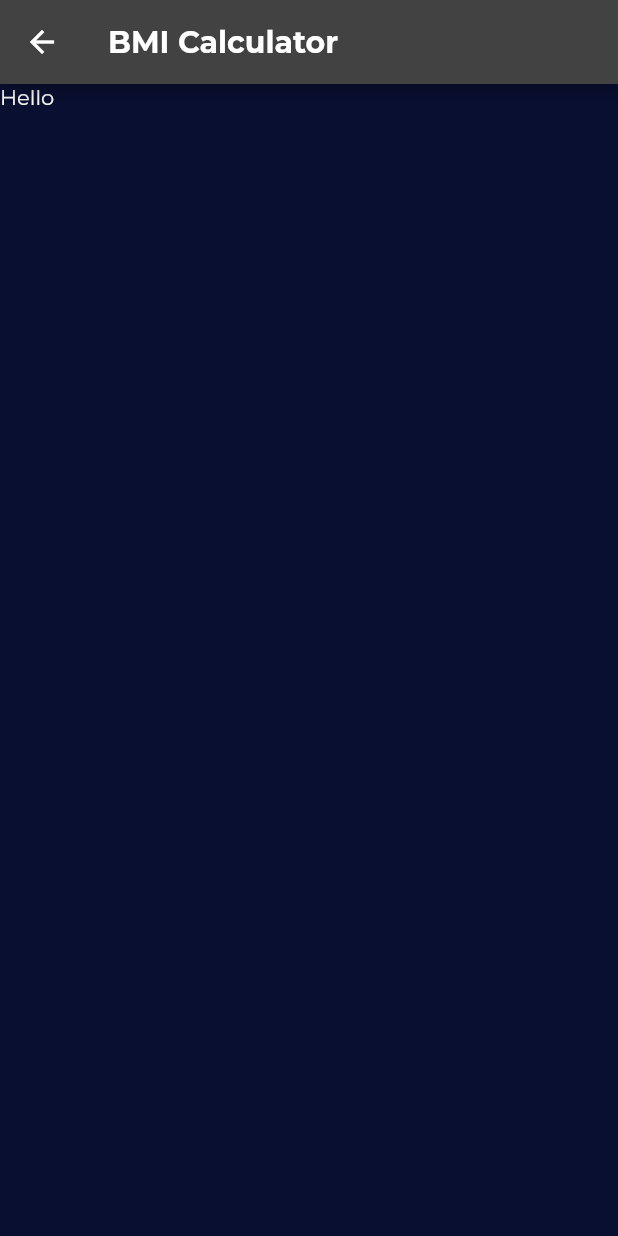
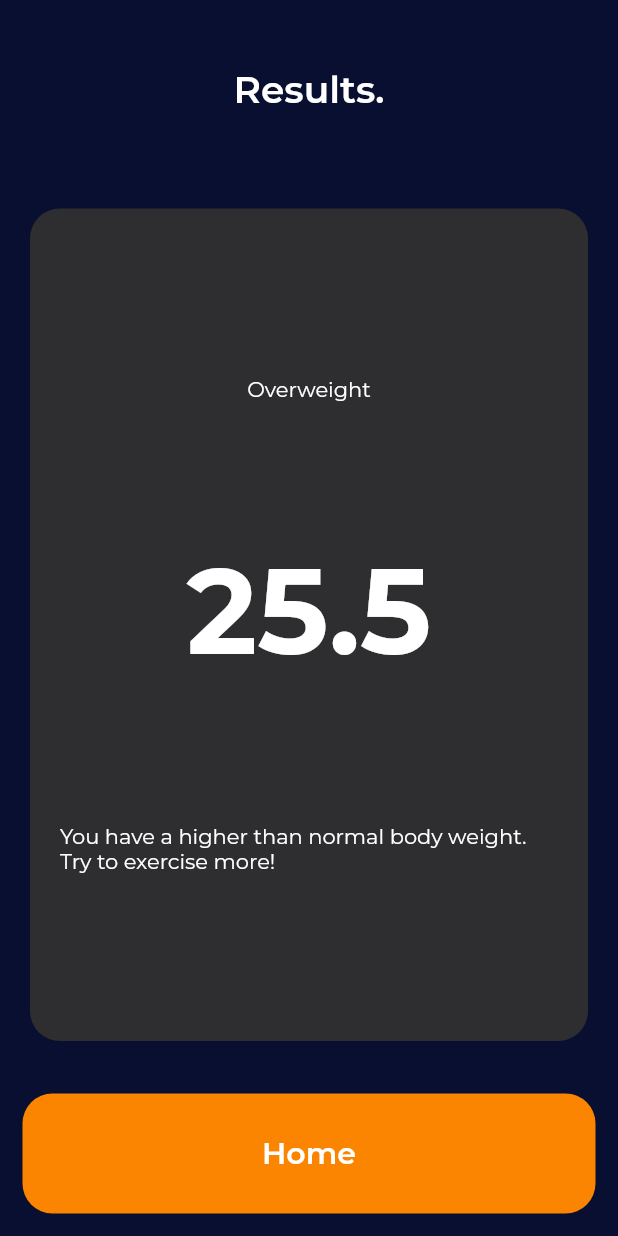
Before and after one commit to dineshxo/bmi_cal_flutter, a Flutter app: the screen it shows after launch, after a tap on "Calculate BMI", on a phone screen of 412 x 824 dp. Run offline on Flutter 3.47's test engine with Material 2 defaults, Android fonts, the phone set to English and light mode, and no system bars; project files that could hold a hidden picture were left out.

Commit message:
Results_Page

```diff
--- a/lib/Input_Page.dart
+++ b/lib/Input_Page.dart
@@ -205,9 +205,6 @@ class _InputPageState extends State<InputPage> {
               );
             },
             child: Container(
-              child: Center(
-                child: Text('Calculate BMI', style: kBottomButtonText),
-              ),
               height: 80.0,
               width: double.infinity,
               margin: const EdgeInsets.all(15.0),
@@ -215,8 +212,11 @@ class _InputPageState extends State<InputPage> {
                 color: kBottomContainerColor,
                 borderRadius: BorderRadius.circular(20.0),
               ),
+              child: const Center(
+                child: Text('Calculate BMI', style: kBottomButtonText),
+              ),
             ),
-          )
+          ),
         ],
       ),
     );
--- a/lib/constants.dart
+++ b/lib/constants.dart
@@ -1,4 +1,6 @@
 import 'package:flutter/material.dart';
+
+//HomePage
 
 const kBottomContainerColor = Color(0XffFB8500);
 const kActiveInputColor = Color.fromARGB(255, 46, 46, 48);
@@ -16,3 +18,10 @@ const kNumberTextStyle = TextStyle(fontSize: 50, fontWeight: FontWeight.w900);
 
 const kBottomButtonText =
     TextStyle(color: Colors.white, fontSize: 20, fontWeight: FontWeight.w600);
+
+const kResultsTitle =
+    TextStyle(color: Colors.white, fontSize: 25, fontWeight: FontWeight.w600);
+
+//Results Page
+
+const kBMIValueText = TextStyle(fontSize: 80.0, fontWeight: FontWeight.bold);
--- a/lib/results_page.dart
+++ b/lib/results_page.dart
@@ -4,15 +4,78 @@ import 'package:flutter/material.dart';
 class ResultsPage extends StatelessWidget {
   const ResultsPage({super.key});
 
+  final double bmi = 25.5;
+
   @override
   Widget build(BuildContext context) {
     return Scaffold(
-      appBar: AppBar(
-        title: Text(
-          'BMI Calculator',
-        ),
+      // appBar: AppBar(
+      // title: const Text(
+      //   'BMI Calculator',
+      //   ),
+      // ),
+      body: SafeArea(
+        child: Column(
+            mainAxisAlignment: MainAxisAlignment.center,
+            crossAxisAlignment: CrossAxisAlignment.stretch,
+            children: [
+              Expanded(
+                flex: 1,
+                child: Container(
+                    height: 180,
+                    margin: const EdgeInsets.all(20.0),
+                    // decoration: BoxDecoration(
+                    //   color: kActiveInputColor,
+                    //   borderRadius: BorderRadius.circular(20.0),
+                    // ),
+                    child: const Center(
+                      child: Text('Results.', style: kResultsTitle),
+                    )),
+              ),
+              Expanded(
+                flex: 5,
+                child: Container(
+                    height: 180,
+                    margin: const EdgeInsets.all(20.0),
+                    decoration: BoxDecoration(
+                      color: kActiveInputColor,
+                      borderRadius: BorderRadius.circular(20.0),
+                    ),
+                    child: Padding(
+                      padding: const EdgeInsets.all(20.0),
+                      child: Column(
+                        mainAxisAlignment: MainAxisAlignment.spaceEvenly,
+                        children: [
+                          Text('Overweight'),
+                          Text(
+                            bmi.toString(),
+                            style: kBMIValueText,
+                          ),
+                          Text(
+                              'You have a higher than normal body weight. Try to exercise more! ')
+                        ],
+                      ),
+                    )),
+              ),
+              GestureDetector(
+                onTap: () {
+                  Navigator.pop(context);
+                },
+                child: Container(
+                  height: 80.0,
+                  width: double.infinity,
+                  margin: const EdgeInsets.all(15.0),
+                  decoration: BoxDecoration(
+                    color: kBottomContainerColor,
+                    borderRadius: BorderRadius.circular(20.0),
+                  ),
+                  child: const Center(
+                    child: Text('Home', style: kBottomButtonText),
+                  ),
+                ),
+              ),
+            ]),
       ),
-      body: Text('Hello'),
     );
   }
 }
```
